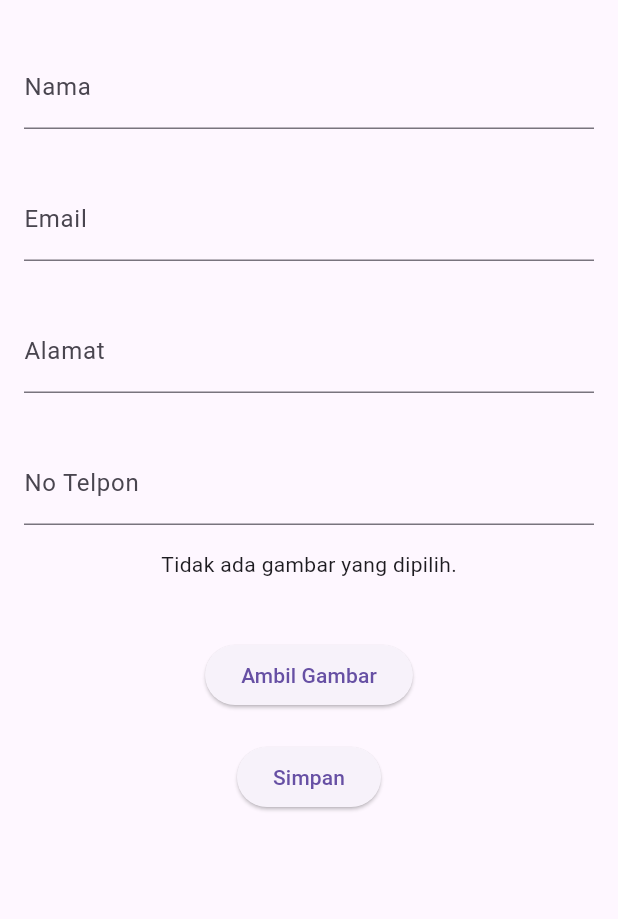
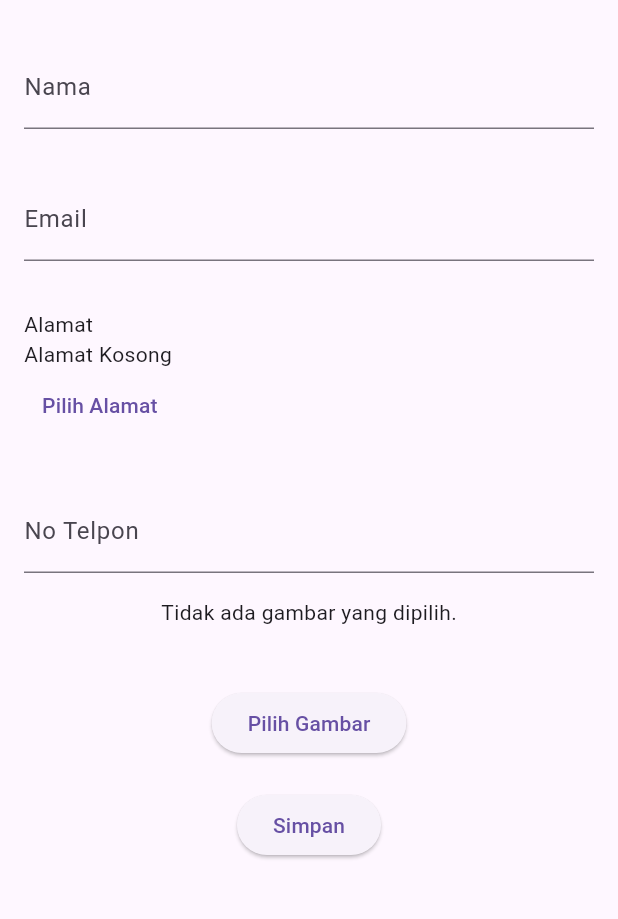
Before and after one commit to frsyi/DataKontak, a Flutter app: the screen it shows after launch, on a phone screen of 412 x 824 dp, the part 63-982 px from its top. Run offline on Flutter 3.47's test engine with Material 3 defaults, Android fonts, the phone set to English and light mode, and no system bars; our stand-ins replace geocoding, geolocator, google_maps_flutter, image_picker.

```diff
--- a/lib/main.dart
+++ b/lib/main.dart
@@ -1,6 +1,7 @@
 import 'dart:io';
 
 import 'package:data_kontak/model/kontak.dart';
+import 'package:data_kontak/screen/map_screen.dart';
 import 'package:flutter/material.dart';
 import 'package:image_picker/image_picker.dart';
 
@@ -38,11 +39,11 @@ class FormKontak extends StatefulWidget {
 class _FormKontakState extends State<FormKontak> {
   File? _image;
   final _imagePicker = ImagePicker();
+  String? _alamat;
 
   final _formKey = GlobalKey<FormState>();
   final _namaController = TextEditingController();
   final _emailController = TextEditingController();
-  final _alamatController = TextEditingController();
   final _noTelpController = TextEditingController();
 
   Future<void> getImage() async {
@@ -52,8 +53,6 @@ class _FormKontakState extends State<FormKontak> {
     setState(() {
       if (pickedFile != null) {
         _image = File(pickedFile.path);
-      } else {
-        print('No image selected');
       }
     });
   }
@@ -82,11 +81,51 @@ class _FormKontakState extends State<FormKontak> {
                 ),
               ),
               Container(
-                margin: const EdgeInsets.all(16),
-                child: TextFormField(
-                  decoration: const InputDecoration(
-                      labelText: "Alamat", hintText: "Masukkan Alamat"),
-                  controller: _alamatController,
+                width: double.infinity,
+                padding: const EdgeInsets.all(16),
+                child: Column(
+                  crossAxisAlignment: CrossAxisAlignment.start,
+                  children: [
+                    const Text("Alamat"),
+                    _alamat == null
+                        ? const SizedBox(
+                            width: double.infinity,
+                            child: Text('Alamat Kosong'))
+                        : Text('$_alamat'),
+                    _alamat == null
+                        ? TextButton(
+                            onPressed: () async {
+                              Navigator.push(
+                                context,
+                                MaterialPageRoute(
+                                  builder: (context) => MapScreen(
+                                      onLocationSelected: (selectedAddress) {
+                                    setState(() {
+                                      _alamat = selectedAddress;
+                                    });
+                                  }),
+                                ),
+                              );
+                            },
+                            child: const Text('Pilih Alamat'))
+                        : TextButton(
+                            onPressed: () async {
+                              Navigator.push(
+                                context,
+                                MaterialPageRoute(
+                                  builder: (context) => MapScreen(
+                                      onLocationSelected: (selectedAddress) {
+                                    setState(() {
+                                      _alamat = selectedAddress;
+                                    });
+                                  }),
+                                ),
+                              );
+                              setState(() {});
+                            },
+                            child: const Text('Ubah Alamat'),
+                          )
+                  ],
                 ),
               ),
               Container(
@@ -104,7 +143,7 @@ class _FormKontakState extends State<FormKontak> {
                 height: 40,
               ),
               ElevatedButton(
-                  onPressed: getImage, child: const Text("Ambil Gambar")),
+                  onPressed: getImage, child: const Text("Pilih Gambar")),
               const SizedBox(
                 height: 10,
               ),
@@ -113,11 +152,12 @@ class _FormKontakState extends State<FormKontak> {
                   child: ElevatedButton(
                       onPressed: () async {
                         if (_formKey.currentState!.validate()) {
+                          // proses simpan data
                           var result = await KontakController().addPerson(
                             Kontak(
                               nama: _namaController.text,
                               email: _emailController.text,
-                              alamat: _alamatController.text,
+                              alamat: _alamat ?? '',
                               noTelepon: _noTelpController.text,
                               foto: _image!.path,
                             ),
```
